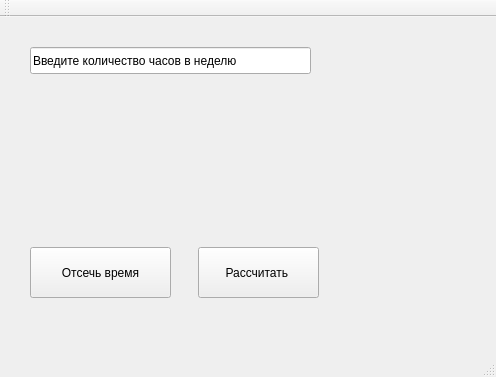
This is mainwindow.ui in LightVolk/TimeCounter as Qt 5 draws it before an edit. The edited form follows.
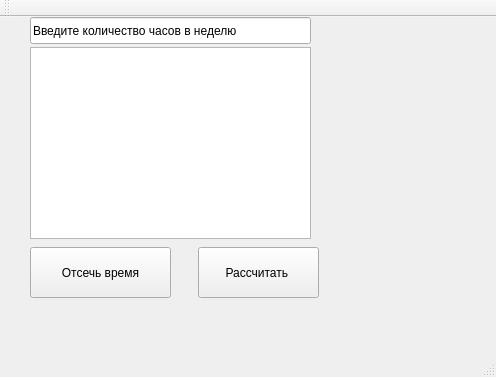
This is the edited form.

```diff
--- a/mainwindow.ui
+++ b/mainwindow.ui
@@ -31,7 +31,7 @@
     <property name="geometry">
      <rect>
       <x>30</x>
-      <y>30</y>
+      <y>0</y>
       <width>281</width>
       <height>27</height>
      </rect>
@@ -53,6 +53,16 @@
      <string>Рассчитать </string>
     </property>
    </widget>
+   <widget class="QTableView" name="tableView">
+    <property name="geometry">
+     <rect>
+      <x>30</x>
+      <y>30</y>
+      <width>281</width>
+      <height>192</height>
+     </rect>
+    </property>
+   </widget>
   </widget>
   <widget class="QMenuBar" name="menuBar">
    <property name="geometry">
```
